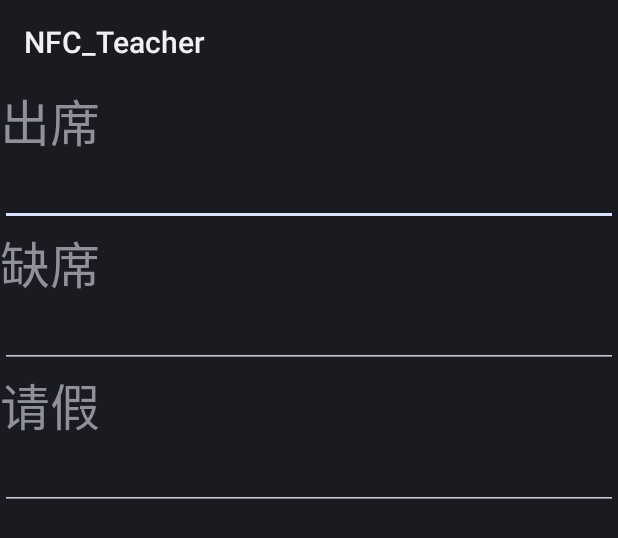
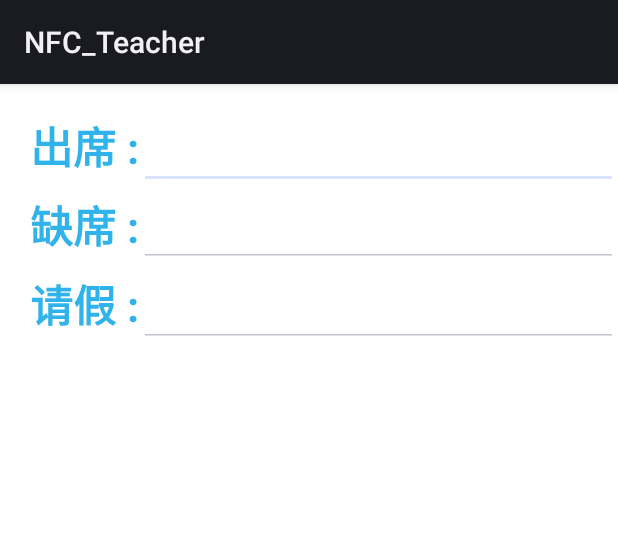
Before and after one commit to NFCXiangMuZu/NFC_teacher, an Android app: the layout listviewdialog.xml on its own in the app's theme, with its tools: preview values and no code run, on a phone screen of 412 x 824 dp. Shown: the top 538 px of the screen. Run offline under Robolectric (Android 15) with nearby library versions, the phone set to English and light mode, and no system bars.

Commit message:
完成教师端界面设计

```diff
--- a/app/src/main/AndroidManifest.xml
+++ b/app/src/main/AndroidManifest.xml
@@ -24,7 +24,7 @@
 
     <application
         android:allowBackup="true"
-        android:icon="@drawable/ic_launcher"
+        android:icon="@drawable/logo01"
         android:label="@string/app_name"
          >
 
--- a/app/src/main/java/com/example/compaq/nfc_teacher/CreateNameList.java
+++ b/app/src/main/java/com/example/compaq/nfc_teacher/CreateNameList.java
@@ -55,7 +55,6 @@ public class CreateNameList extends Activity{
     protected void onCreate(Bundle savedInstanceState) {
         // TODO Auto-generated method stub
         super.onCreate(savedInstanceState);
-        setContentView(R.layout.set);
     }
 
     //导入Excel文件
--- a/app/src/main/res/layout/listviewdatabase.xml
+++ b/app/src/main/res/layout/listviewdatabase.xml
@@ -19,7 +19,7 @@
     android:layout_width="fill_parent"
     android:layout_height="wrap_content"
     android:id="@+id/Title"
-    android:padding="3dp"
+    android:padding="0dp"
      >
      <TextView
          android:id="@+id/Title_id"
@@ -78,8 +78,8 @@
         android:layout_width="wrap_content"
         android:layout_height="wrap_content"
         android:id="@+id/namelist_ListView"
-        android:divider="#000"
-        android:cacheColorHint="@color/Color_White"
+        android:divider="#565c5d"
+        android:dividerHeight="1dp"
         >
     </ListView>
 
--- a/app/src/main/res/layout/listviewdialog.xml
+++ b/app/src/main/res/layout/listviewdialog.xml
@@ -1,8 +1,8 @@
-<LinearLayout xmlns:android="http://schemas.android.com/apk/res/android"
+<RelativeLayout xmlns:android="http://schemas.android.com/apk/res/android"
     android:id="@+id/Listview_Dialog_layout"
     android:layout_width="fill_parent"
     android:layout_height="fill_parent"
-    android:orientation="vertical"
+    android:background="@color/Color_White"
     >
 
 
@@ -11,41 +11,72 @@
         android:layout_width="wrap_content"
         android:layout_height="wrap_content"
         android:text="@string/chuxi"
-        android:textSize="15pt"
+        android:textSize="13pt"
+        android:layout_alignParentTop="true"
+        android:layout_marginTop="20dp"
+        android:layout_marginLeft="20dp"
+        android:textStyle="bold"
+        android:textColor="#30b2ea"
         />
     <EditText
         android:id="@+id/LDL_EditText_chuxi"
         android:layout_width="fill_parent"
         android:layout_height="wrap_content"
-        android:maxLines="6"
+        android:layout_toRightOf="@id/LDL_textview_chuxi"
+        android:layout_alignParentTop="true"
+        android:layout_marginTop="20dp"
+        android:maxLines="2"
         android:inputType="number"
+        android:textColor="#30b2ea"
+        android:textSize="10pt"
         />
     <TextView
         android:id="@+id/LDL_textview_quexi"
         android:layout_width="wrap_content"
         android:layout_height="wrap_content"
         android:text="@string/quexi"
-        android:textSize="15pt"
+        android:textSize="13pt"
+        android:layout_marginLeft="20dp"
+        android:textStyle="bold"
+        android:textColor="#30b2ea"
+        android:layout_below="@id/LDL_textview_chuxi"
+        android:layout_marginTop="10dp"
+
         />
     <EditText
         android:id="@+id/LDL_EditText_quexi"
         android:layout_width="fill_parent"
         android:layout_height="wrap_content"
-        android:maxLines="6"
+        android:layout_toRightOf="@id/LDL_textview_quexi"
+        android:layout_below="@id/LDL_EditText_chuxi"
+        android:layout_marginTop="2dp"
+        android:maxLines="2"
         android:inputType="number"
+        android:textColor="#30b2ea"
+        android:textSize="10pt"
         />
     <TextView
         android:id="@+id/LDL_textview_qingjia"
         android:layout_width="wrap_content"
         android:layout_height="wrap_content"
         android:text="@string/qingjia"
-        android:textSize="15pt"
+        android:textSize="13pt"
+        android:layout_marginLeft="20dp"
+        android:textStyle="bold"
+        android:textColor="#30b2ea"
+        android:layout_below="@id/LDL_textview_quexi"
+        android:layout_marginTop="10dp"
         />
     <EditText
         android:id="@+id/LDL_EditText_qingjia"
         android:layout_width="fill_parent"
         android:layout_height="wrap_content"
-        android:maxLines="6"
+        android:layout_toRightOf="@id/LDL_textview_qingjia"
+        android:layout_below="@id/LDL_EditText_quexi"
+        android:layout_marginTop="3dp"
+        android:maxLines="2"
         android:inputType="number"
+        android:textColor="#30b2ea"
+        android:textSize="10pt"
         />
-</LinearLayout>
+</RelativeLayout>
--- a/app/src/main/res/values/color.xml
+++ b/app/src/main/res/values/color.xml
@@ -9,6 +9,9 @@
   	<color name="Color_Link">#5a5dff</color>
 
   	<color name="transparent">#00000000</color>
+
+  	<color name="listview_color_pressed">#3eb8f5</color>
+	<color name="listview_color_nopressed">#fff</color>
 
 	<drawable name="tv_normal">#FFFFFF</drawable>
 	<drawable name="tv_focused">#1F2FAB</drawable>
--- a/app/src/main/res/values/strings.xml
+++ b/app/src/main/res/values/strings.xml
@@ -19,9 +19,9 @@
     <string name="id">id</string>
     <string name="name">姓名</string>
     <string name="xuehao">学号</string>
-    <string name="chuxi">出席</string>
-    <string name="quexi">缺席</string>
-    <string name="qingjia">请假</string>
+    <string name="chuxi">出席 :</string>
+    <string name="quexi">缺席 :</string>
+    <string name="qingjia">请假 :</string>
     <string name="tip_empty_folder">Empty Folder</string>
     <string name="type_here">点此输入</string>
     <string name="chooseList_textview">数据库导入历史</string>
```
Also changed, not shown: app/src/main/res/drawable/listview_selector.xml (added, +7 -0 lines), app/src/main/res/layout/activity_main.xml (+12 -0 lines), app/src/main/res/layout/set.xml (deleted, +0 -20 lines), app/src/main/res/layout/sqliteview.xml (+13 -17 lines), app/src/main/res/drawable/logo01.png (added).
